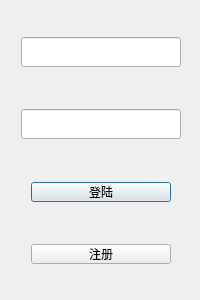
The window that LoginDialog.ui (LiuChip/Online-Self-Study-Room) describes before a commit, drawn with Qt 5.
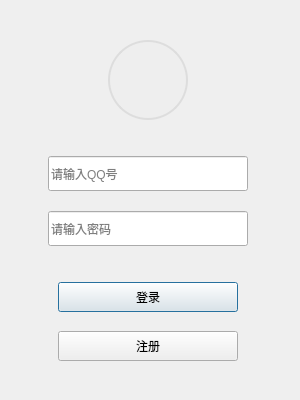
The same window after the commit.

Patch:
```diff
--- a/LoginDialog.ui
+++ b/LoginDialog.ui
@@ -6,20 +6,20 @@
    <rect>
     <x>0</x>
     <y>0</y>
-    <width>200</width>
-    <height>300</height>
+    <width>300</width>
+    <height>400</height>
    </rect>
   </property>
   <property name="minimumSize">
    <size>
-    <width>200</width>
-    <height>300</height>
+    <width>300</width>
+    <height>400</height>
    </size>
   </property>
   <property name="maximumSize">
    <size>
-    <width>200</width>
-    <height>300</height>
+    <width>300</width>
+    <height>400</height>
    </size>
   </property>
   <property name="windowTitle">
@@ -28,10 +28,10 @@
   <widget class="QWidget" name="layoutWidget">
    <property name="geometry">
     <rect>
-     <x>1</x>
+     <x>0</x>
      <y>0</y>
-     <width>201</width>
-     <height>301</height>
+     <width>297</width>
+     <height>401</height>
     </rect>
    </property>
    <layout class="QVBoxLayout" name="verticalLayout">
@@ -48,14 +48,54 @@
       </property>
      </spacer>
     </item>
+    <item alignment="Qt::AlignmentFlag::AlignHCenter">
+     <widget class="QLabel" name="avatarLabel">
+      <property name="minimumSize">
+       <size>
+        <width>80</width>
+        <height>80</height>
+       </size>
+      </property>
+      <property name="maximumSize">
+       <size>
+        <width>80</width>
+        <height>80</height>
+       </size>
+      </property>
+      <property name="styleSheet">
+       <string notr="true">border-radius: 40px;
+background-color: #EEEEEE;
+border: 2px solid #DDDDDD;</string>
+      </property>
+      <property name="alignment">
+       <set>Qt::AlignmentFlag::AlignCenter</set>
+      </property>
+     </widget>
+    </item>
+    <item>
+     <spacer name="verticalSpacer_1">
+      <property name="orientation">
+       <enum>Qt::Orientation::Vertical</enum>
+      </property>
+      <property name="sizeHint" stdset="0">
+       <size>
+        <width>20</width>
+        <height>30</height>
+       </size>
+      </property>
+     </spacer>
+    </item>
     <item alignment="Qt::AlignmentFlag::AlignHCenter">
      <widget class="QLineEdit" name="usernameLineEdit">
       <property name="minimumSize">
        <size>
-        <width>160</width>
-        <height>30</height>
+        <width>200</width>
+        <height>35</height>
        </size>
       </property>
+      <property name="placeholderText">
+       <string>请输入QQ号</string>
+      </property>
      </widget>
     </item>
     <item>
@@ -65,8 +105,8 @@
       </property>
       <property name="sizeHint" stdset="0">
        <size>
-        <width>20</width>
-        <height>40</height>
+        <width>295</width>
+        <height>13</height>
        </size>
       </property>
      </spacer>
@@ -75,10 +115,16 @@
      <widget class="QLineEdit" name="passwdLineEdit">
       <property name="minimumSize">
        <size>
-        <width>160</width>
-        <height>30</height>
+        <width>200</width>
+        <height>35</height>
        </size>
       </property>
+      <property name="echoMode">
+       <enum>QLineEdit::EchoMode::Password</enum>
+      </property>
+      <property name="placeholderText">
+       <string>请输入密码</string>
+      </property>
      </widget>
     </item>
     <item>
@@ -89,7 +135,7 @@
       <property name="sizeHint" stdset="0">
        <size>
         <width>20</width>
-        <height>40</height>
+        <height>30</height>
        </size>
       </property>
      </spacer>
@@ -98,24 +144,18 @@
      <widget class="QPushButton" name="LoginButton">
       <property name="minimumSize">
        <size>
-        <width>140</width>
-        <height>20</height>
+        <width>180</width>
+        <height>30</height>
        </size>
       </property>
       <property name="maximumSize">
        <size>
-        <width>140</width>
-        <height>20</height>
+        <width>180</width>
+        <height>30</height>
        </size>
       </property>
-      <property name="focusPolicy">
-       <enum>Qt::FocusPolicy::StrongFocus</enum>
-      </property>
-      <property name="layoutDirection">
-       <enum>Qt::LayoutDirection::LeftToRight</enum>
-      </property>
       <property name="text">
-       <string>登陆</string>
+       <string>登录</string>
       </property>
      </widget>
     </item>
@@ -126,32 +166,26 @@
       </property>
       <property name="sizeHint" stdset="0">
        <size>
-        <width>20</width>
-        <height>40</height>
+        <width>295</width>
+        <height>13</height>
        </size>
       </property>
      </spacer>
     </item>
     <item alignment="Qt::AlignmentFlag::AlignHCenter">
      <widget class="QPushButton" name="SignupButton">
-      <property name="enabled">
-       <bool>true</bool>
-      </property>
       <property name="minimumSize">
        <size>
-        <width>140</width>
-        <height>20</height>
+        <width>180</width>
+        <height>30</height>
        </size>
       </property>
       <property name="maximumSize">
        <size>
-        <width>140</width>
-        <height>20</height>
+        <width>180</width>
+        <height>30</height>
        </size>
       </property>
-      <property name="layoutDirection">
-       <enum>Qt::LayoutDirection::LeftToRight</enum>
-      </property>
       <property name="text">
        <string>注册</string>
       </property>
```
Left out of the diff: 19 changed lines with no effect on the pictures.
